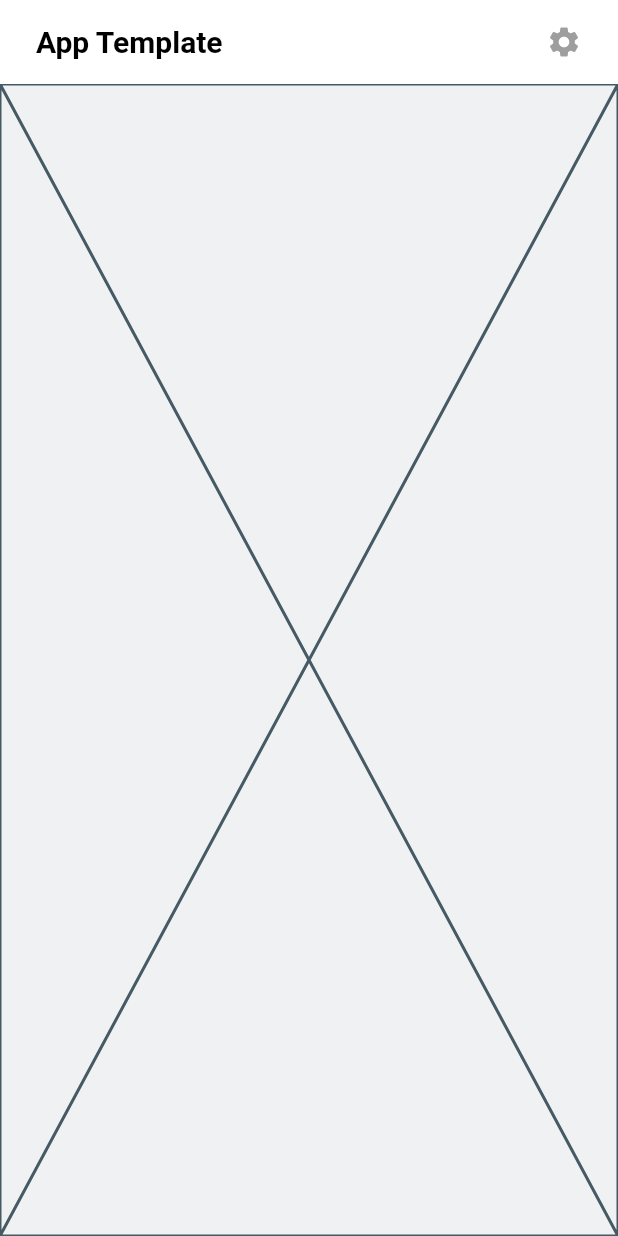
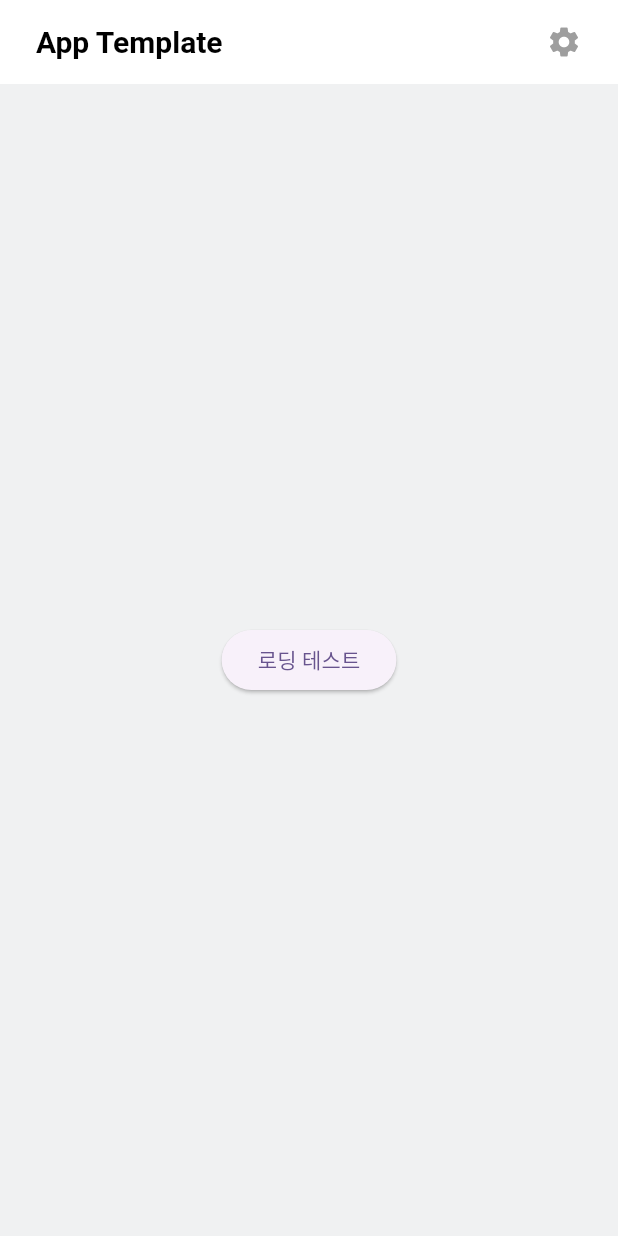
Before and after one commit to jaehyuk-dev/app-template, a Flutter app: the screen it shows after launch, on a phone screen of 412 x 824 dp. Run offline on Flutter 3.47's test engine with Material 3 defaults, Android fonts, the phone set to English and light mode, and no system bars; our stand-ins replace loading_indicator, shared_preferences, sqflite; accounts and stored records are empty.

Commit message:
[FEAT] 로딩 인디케이터 적용

```diff
--- a/lib/main.dart
+++ b/lib/main.dart
@@ -1,5 +1,8 @@
 import 'package:app_template/screen/main_screen.dart';
+import 'package:app_template/service/loading_service.dart';
+import 'package:app_template/widget/custom_indicator.dart';
 import 'package:flutter/material.dart';
+import 'package:provider/provider.dart';
 import 'package:shared_preferences/shared_preferences.dart';
 
 import 'core/admob_config.dart';
@@ -16,7 +19,14 @@ void main() async {
     await saveFirstRunCompleted();
   }
 
-  runApp(const MyApp());
+  runApp(
+    MultiProvider(
+      providers: [
+        ChangeNotifierProvider(create: (_) => LoadingState()),
+      ],
+      child: MyApp(),
+    ),
+  );
 }
 
 class MyApp extends StatelessWidget {
@@ -44,7 +54,15 @@ class MyApp extends StatelessWidget {
         // tested with just a hot reload.
         colorScheme: ColorScheme.fromSeed(seedColor: Colors.deepPurple),
       ),
-      home: MainScreen(),
+      home: Builder(
+        builder: (context) {
+          // 앱이 시작될 때 LoadingService 초기화
+          WidgetsBinding.instance.addPostFrameCallback((_) {
+            LoadingService.init(context);
+          });
+          return MainScreen();
+        },
+      ),
     );
   }
 }
--- a/lib/screen/main_screen.dart
+++ b/lib/screen/main_screen.dart
@@ -1,5 +1,6 @@
 import 'package:app_template/widget/main_layout.dart';
 import 'package:flutter/material.dart';
+import '../service/loading_service.dart';
 
 class MainScreen extends StatefulWidget {
   const MainScreen({super.key});
@@ -10,11 +11,28 @@ class MainScreen extends StatefulWidget {
 
 class _MainScreenState extends State<MainScreen> {
   @override
+  void initState() {
+    super.initState();
+  }
+
+  // 테스트용 비동기 함수
+  void temp() async {
+    await LoadingService.withLoading(() async {
+      await Future.delayed(Duration(seconds: 1));
+    });
+  }
+
+  @override
   Widget build(BuildContext context) {
     return MainLayout(
-        logoText: "App Template",
-        settingMenu: Placeholder(),
-      body: Placeholder(),
+      logoText: "App Template",
+      settingMenu: Placeholder(),
+      body: Center(
+        child: ElevatedButton(
+          onPressed: temp,
+          child: Text('로딩 테스트'),
+        ),
+      ),
     );
   }
 }
--- /dev/null
+++ b/lib/service/loading_service.dart
@@ -0,0 +1,34 @@
+// loading_service.dart
+import 'package:flutter/material.dart';
+import 'package:provider/provider.dart';
+
+import '../widget/custom_indicator.dart';
+
+class LoadingService {
+  static LoadingState? _loadingState;
+
+  // 서비스 초기화 (앱 시작 시 한 번만 호출)
+  static void init(BuildContext context) {
+    _loadingState = Provider.of<LoadingState>(context, listen: false);
+  }
+
+  // 로딩 표시
+  static void show() {
+    _loadingState?.setLoading(true);
+  }
+
+  // 로딩 숨기기
+  static void hide() {
+    _loadingState?.setLoading(false);
+  }
+
+  // Future 작업을 수행하면서 자동으로 로딩 표시/숨기기
+  static Future<T> withLoading<T>(Future<T> Function() task) async {
+    try {
+      show();
+      return await task();
+    } finally {
+      hide();
+    }
+  }
+}
--- a/lib/widget/main_layout.dart
+++ b/lib/widget/main_layout.dart
@@ -1,7 +1,10 @@
 import 'package:app_template/core/constants.dart';
 import 'package:flutter/material.dart';
+import 'package:provider/provider.dart';
 
-class MainLayout extends StatelessWidget {
+import 'custom_indicator.dart';
+
+class MainLayout extends StatefulWidget {
   final String logoText;
   final Widget settingMenu;
   final Widget body;
@@ -14,9 +17,25 @@ class MainLayout extends StatelessWidget {
   });
 
   @override
+  State<MainLayout> createState() => _MainLayoutState();
+}
+
+class _MainLayoutState extends State<MainLayout> {
+  late LoadingState loadingState;
+
+  @override
+  void didChangeDependencies() {
+    super.didChangeDependencies();
+    // Get the provider in didChangeDependencies instead of initState
+    loadingState = Provider.of<LoadingState>(context, listen: false);
+  }
+
+  @override
   Widget build(BuildContext context) {
     return SafeArea(
-      child: Stack(
+        child: Consumer<LoadingState>(
+          builder: (context, loadingStateValue, child) =>
+              Stack(
                 children: [
                   Scaffold(
                     backgroundColor: AppColor.mainWhite,
@@ -28,12 +47,12 @@ class MainLayout extends StatelessWidget {
                           mainAxisAlignment: MainAxisAlignment.spaceBetween,
                           children: [
                             Text(
-                      logoText,
+                              widget.logoText,
                               style: TextStyle(fontSize: 20, fontWeight: FontWeight.bold, color: Colors.black),
                             ),
                             GestureDetector(
                               onTap: () {
-                        Navigator.push(context, MaterialPageRoute(builder: (context) => settingMenu));
+                                Navigator.push(context, MaterialPageRoute(builder: (context) => widget.settingMenu));
                               },
                               child: Icon(Icons.settings, color: Colors.grey),
                             )
@@ -41,11 +60,26 @@ class MainLayout extends StatelessWidget {
                         ),
                       ),
                     ),
-            body: body,
+                    body: widget.body,
                     bottomNavigationBar: null,
+                  ),
+                  // Add the loading indicator here
+                  if (loadingStateValue.isLoading)
+                    Container(
+                      color: Colors.black.withAlpha(128),
+                      width: double.infinity,
+                      height: double.infinity,
+                      child: Center(
+                        child: SizedBox(
+                          width: 240,
+                          height: 240,
+                          child: CustomIndicator(),
+                        ),
+                      ),
                     ),
                 ],
               ),
+        )
     );
   }
 }
--- a/pubspec.yaml
+++ b/pubspec.yaml
@@ -46,6 +46,9 @@ dependencies:
   change_app_package_name: ^1.5.0 # chage app package name
 
   path_provider: ^2.1.2
+
+  provider: ^6.1.2
+  logger: ^2.5.0
 
 dev_dependencies:
   flutter_test:
```
Also changed, not shown: lib/widget/custom_indicator.dart (+34 -1 lines), pubspec.lock. Lines whose indentation alone changed are shown as unchanged.
